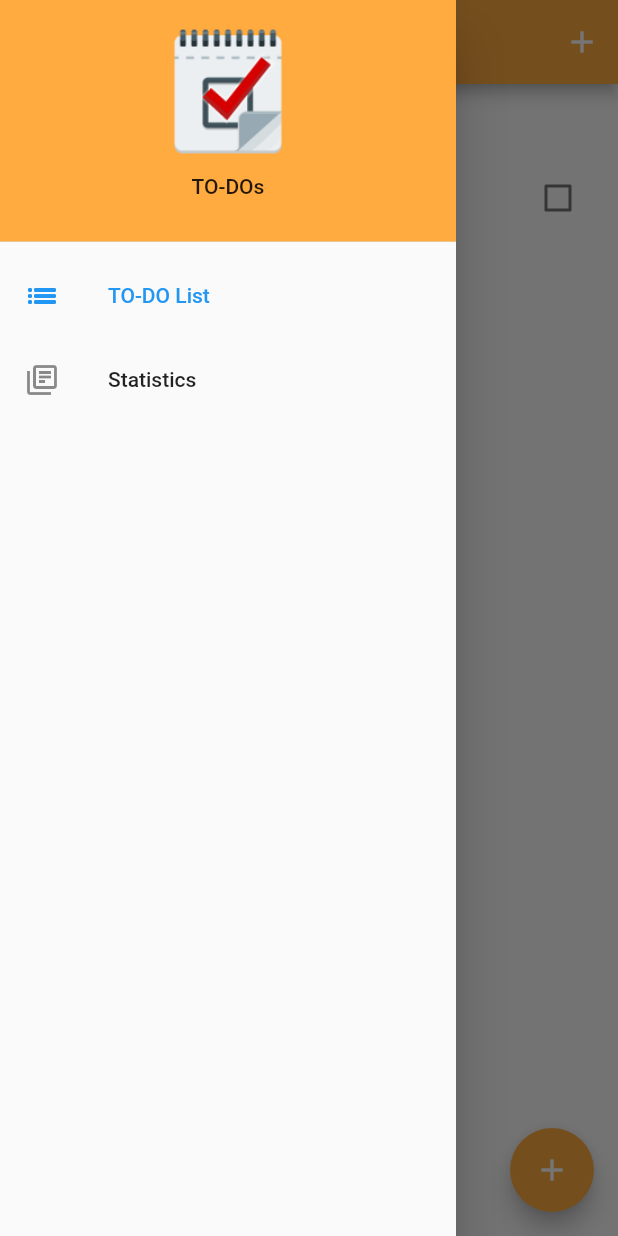
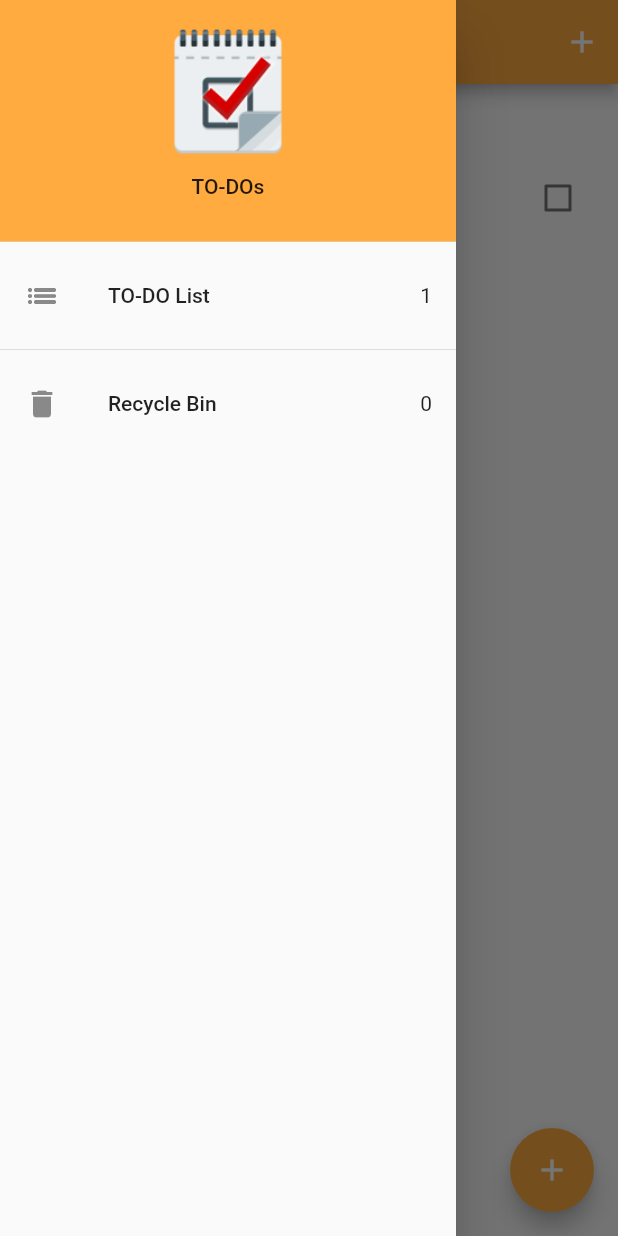
Before and after one commit to Moon-light2602/realm_todolist_flutter, a Flutter app: the screen it shows after launch, with the side drawer open, on a phone screen of 412 x 824 dp. Run offline on Flutter 3.47's test engine with Material 2 defaults, Android fonts, the phone set to English and light mode, and no system bars; our stand-ins replace equatable, flutter_bloc.

Commit message:
update recycle bin

```diff
--- a/lib/blocs/bloc/tasks_event.dart
+++ b/lib/blocs/bloc/tasks_event.dart
@@ -27,6 +27,16 @@
   List<Object?> get props => [task];
 }
 
+class RemoveTask extends TasksEvent {
+  final Task task;
+  const RemoveTask({
+    required this.task,
+  });
+
+  @override
+  List<Object?> get props => [task];
+}
+
 class DeleteTask extends TasksEvent {
   final Task task;
   const DeleteTask({
--- a/lib/blocs/bloc/tasks_state.dart
+++ b/lib/blocs/bloc/tasks_state.dart
@@ -2,11 +2,13 @@
 
 class TasksState extends Equatable{
   final List<Task> allTasks;
+  final List<Task> removedTasks;
   const TasksState({
     this.allTasks = const <Task>[],
+    this.removedTasks = const<Task>[],
 });
 
   @override
-  List<Object> get props => [allTasks];
+  List<Object> get props => [allTasks, removedTasks];
 
 }
--- a/lib/main.dart
+++ b/lib/main.dart
@@ -1,16 +1,17 @@
 import 'package:flutter/material.dart';
 import 'package:realm_todolist_flutter/models/task.dart';
+import 'package:realm_todolist_flutter/services/app_router.dart';
 import 'blocs/bloc_exports.dart';
 import 'screens/homepage.dart';
-
 void main() {
   BlocOverrides.runZoned(
-        () => runApp(const MyApp()),
+        () => runApp( MyApp(appRouter: AppRouter(),)),
   );
 }
 
 class MyApp extends StatelessWidget {
-  const MyApp({super.key});
+  const MyApp({super.key, required this.appRouter});
+  final AppRouter appRouter;
 
   // This widget is the root of your application.
   @override
@@ -18,11 +19,12 @@
     return BlocProvider(
       create: (context) => TasksBloc()
         ..add(AddTask(
-            task: Task(
-                title: 'Task 1'))),
-      child: const MaterialApp(
+            task: Task
+              (title: 'Task 1'))),
+      child: MaterialApp(
         title: 'Flutter Demo',
-        home: HomePage(title: 'TODO List',),
+        home: const HomePage(),
+        onGenerateRoute: appRouter.onGenerateRoute,
         debugShowCheckedModeBanner: false,
       ),
     );
--- a/lib/screens/homepage.dart
+++ b/lib/screens/homepage.dart
@@ -3,12 +3,12 @@
 import '../models/task.dart';
 import '../widgets/tasks_list.dart';
 import 'add_task_screen.dart';
+import 'my_drawer.dart';
+
 
 class HomePage extends StatefulWidget {
-  const HomePage({super.key, required this.title});
-
-  static const appTitle = "ToDo List";
-  final String title;
+  const HomePage({super.key});
+  static const id = 'homepage';
 
   @override
   State<HomePage> createState() => _HomePageState();
@@ -28,27 +28,6 @@
       ),
     );
   }
-
-  int _selectedIndex = 0;
-  static const TextStyle optionStyle =
-      TextStyle(fontSize: 30, fontWeight: FontWeight.bold);
-  static const List<Widget> _widgetOptions = <Widget>[
-    Text(
-      'All TO-DO List',
-      style: optionStyle,
-    ),
-    Text(
-      'Statistics',
-      style: optionStyle,
-    ),
-  ];
-
-  void _onItemTapped(int index) {
-    setState(() {
-      _selectedIndex = index;
-    });
-  }
-
   @override
   Widget build(BuildContext context) {
     return BlocBuilder<TasksBloc, TasksState>(
@@ -56,20 +35,21 @@
         List<Task> tasksList = state.allTasks;
         return Scaffold(
           appBar: AppBar(
-            title: const Text(HomePage.appTitle),
+            title: const Text('ToDo List'),
             actions: [
               IconButton(onPressed: () => _addTask(context),
                   icon: const Icon(Icons.add)),
             ],
             backgroundColor: Colors.orangeAccent,
           ),
+          drawer: const MyDrawer(),
           body: Column(
             crossAxisAlignment: CrossAxisAlignment.center,
             children: [
-              const Center(
+              Center(
                 child: Chip(
                   label: Text(
-                    'Tasks',
+                    '${state.allTasks.length} Tasks',
                   ),
                 ),
               ),
@@ -82,48 +62,6 @@
             backgroundColor: Colors.orangeAccent[200],
             child: const Icon(Icons.add),
           ),
-          drawer: Drawer(
-            child: ListView(
-              padding: EdgeInsets.zero,
-              children: [
-                DrawerHeader(
-                  decoration: const BoxDecoration(
-                    color: Colors.orangeAccent,
-                  ),
-                  child: Column(
-                    children: [
-                      Image.asset(
-                        'assets/logo.png',
-                        height: 90,
-                      ),
-                      const SizedBox(
-                        height: 10,
-                      ),
-                      const Text('TO-DOs'),
-                    ],
-                  ),
-                ),
-                ListTile(
-                  leading: const Icon(Icons.list_outlined),
-                  title: const Text('TO-DO List'),
-                  selected: _selectedIndex == 0,
-                  onTap: () {
-                    _onItemTapped(0);
-                    Navigator.pop(context);
-                  },
-                ),
-                ListTile(
-                  leading: const Icon(Icons.library_books_outlined),
-                  title: const Text('Statistics'),
-                  selected: _selectedIndex == 1,
-                  onTap: () {
-                    _onItemTapped(1);
-                    Navigator.pop(context);
-                  },
-                ),
-              ],
-            ),
-          ),
         );
       },
     );
--- /dev/null
+++ b/lib/screens/my_drawer.dart
@@ -0,0 +1,66 @@
+import 'package:flutter/material.dart';
+import 'package:realm_todolist_flutter/screens/homepage.dart';
+import 'package:realm_todolist_flutter/screens/recycle_bin.dart';
+
+import '../blocs/bloc_exports.dart';
+
+class MyDrawer extends StatelessWidget {
+  const MyDrawer({Key? key}) : super(key: key);
+
+  @override
+  Widget build(BuildContext context) {
+    return Drawer(
+      child: ListView(
+        padding: EdgeInsets.zero,
+        children: [
+          DrawerHeader(
+            decoration: const BoxDecoration(
+              color: Colors.orangeAccent,
+            ),
+            child: Column(
+              children: [
+                Image.asset(
+                  'assets/logo.png',
+                  height: 90,
+                ),
+                const SizedBox(
+                  height: 10,
+                ),
+                const Text('TO-DOs'),
+              ],
+            ),
+          ),
+          BlocBuilder<TasksBloc, TasksState>(
+            builder: (context, state) {
+              return GestureDetector(
+                onTap: () => Navigator.of(context).pushNamed(HomePage.id),
+                child:
+                ListTile(
+                  leading: const Icon(Icons.list_outlined),
+                  title: const Text('TO-DO List'),
+                  trailing: Text('${state.allTasks.length}'),
+                ),
+              );
+            },
+          ),
+          const Divider(),
+          BlocBuilder<TasksBloc, TasksState>(
+            builder: (context, state) {
+              return GestureDetector(
+                onTap: () => Navigator.of(context).pushNamed(RecycleBin.id),
+                child:
+                ListTile(
+                  leading: const Icon(Icons.delete),
+                  title: const Text('Recycle Bin'),
+                  trailing: Text('${state.removedTasks.length}'),
+                ),
+              );
+            },
+          ),
+        ],
+      ),
+    );
+  }
+
+
+}
```
Also changed, not shown: lib/blocs/bloc/tasks_bloc.dart (+14 -1 lines), lib/screens/recycle_bin.dart (added, +44 -0 lines), lib/services/app_router.dart (added, +16 -0 lines), lib/widgets/task_tile.dart (+10 -5 lines), 1 other file.
